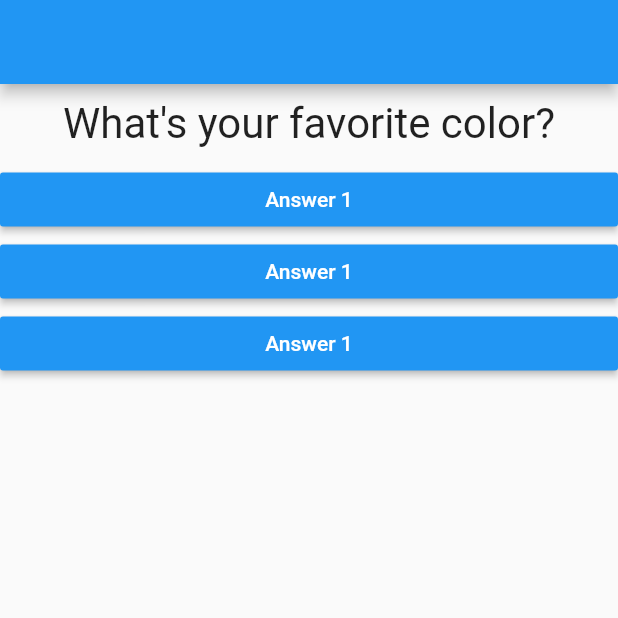
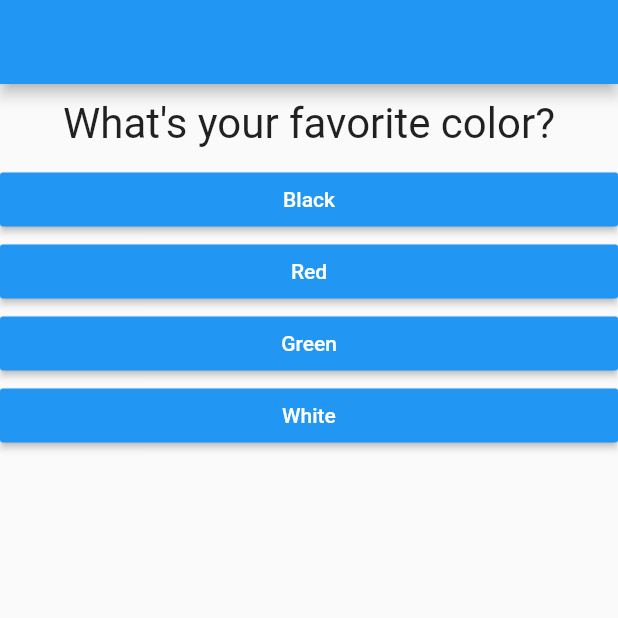
Before and after one commit to roxfives/flutter_quizz_app, a Flutter app: the screen it shows after launch, on a phone screen of 412 x 824 dp, the top half of it. Run offline on Flutter 3.47's test engine with Material 2 defaults, Android fonts, the phone set to English and light mode, and no system bars.

Commit message:
Makes the answers dynamic

```diff
--- a/lib/answer.dart
+++ b/lib/answer.dart
@@ -3,15 +3,16 @@ import 'package:flutter/material.dart';
 class Answer extends StatelessWidget {
 
   final Function _answerCallback;
+  final String _answerText;
 
-  const Answer(this._answerCallback);
+  const Answer(this._answerCallback, this._answerText);
 
   @override
   Widget build(BuildContext context) {
     return Container(
       width: double.infinity,
       child: RaisedButton(
-        child: Text('Answer 1'),
+        child: Text(_answerText),
         color: Colors.blue,
         textColor: Colors.white,
         onPressed: _answerCallback,
--- a/lib/main.dart
+++ b/lib/main.dart
@@ -18,8 +18,18 @@ class _MyAppState extends State<MyApp> {
 
   var _questionIndex = 0;
   var _questions = [
-        'What\'s your favorite color?',
-        'What\'s your favorite animal?',
+        {
+          'questionText': 'What\'s your favorite color?',
+          'answers': ['Black', 'Red', 'Green', 'White'],
+        },
+        {
+          'questionText': 'What\'s your favorite animal?',
+          'answers': ['Rabbit', 'Snake', 'Elephant', 'Lion']
+        },
+        {
+          'questionText': 'What\'s your favorite game?',
+          'answers': ['Assassin\'s Creed', 'Halo', 'Fable', 'Skyrim']
+        },
       ];
 
   void _answerQuestion() {
@@ -39,10 +49,10 @@ class _MyAppState extends State<MyApp> {
         appBar: AppBar(),
         body: Column(
           children: [
-            Question(_questions.elementAt(_questionIndex)),
-            Answer(_answerQuestion),
-            Answer(_answerQuestion),
-            Answer(_answerQuestion),
+            Question(_questions.elementAt(_questionIndex)['questionText']),
+            ...(_questions[_questionIndex]['answers'] as List<String>).map((question) {
+              return Answer(_answerQuestion, question);
+            }).toList()
           ],
         ),
       ),
```
